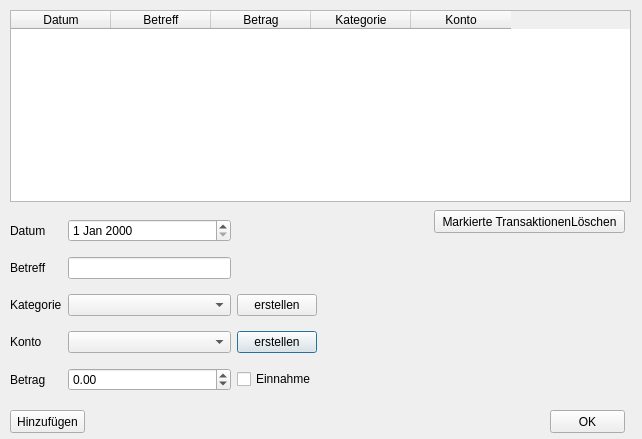
Before: the Qt Designer form View/src/main/resources/design/ui/transactiondialog.ui in marcuskraft/DimeDiaryJavaFx, drawn with Qt 5.
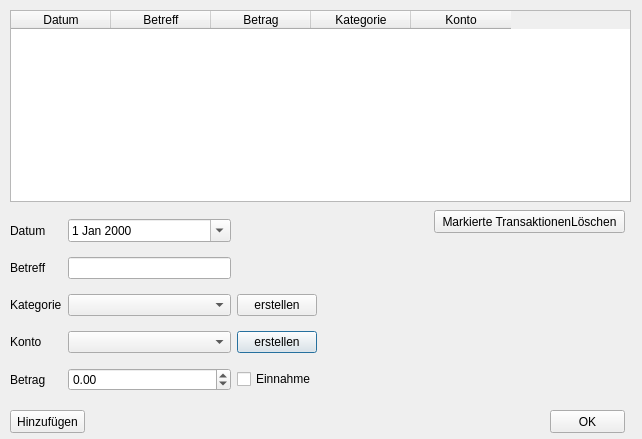
After: the same form once the commit is applied.

Diff of the .ui file:
```diff
--- a/View/src/main/resources/design/ui/transactiondialog.ui
+++ b/View/src/main/resources/design/ui/transactiondialog.ui
@@ -37,7 +37,11 @@
      </widget>
     </item>
     <item row="0" column="2">
-     <widget class="QDateEdit" name="dateEdit"/>
+     <widget class="QDateEdit" name="dateEdit">
+      <property name="calendarPopup">
+       <bool>true</bool>
+      </property>
+     </widget>
     </item>
     <item row="2" column="1">
      <widget class="QLabel" name="label_3">
```
